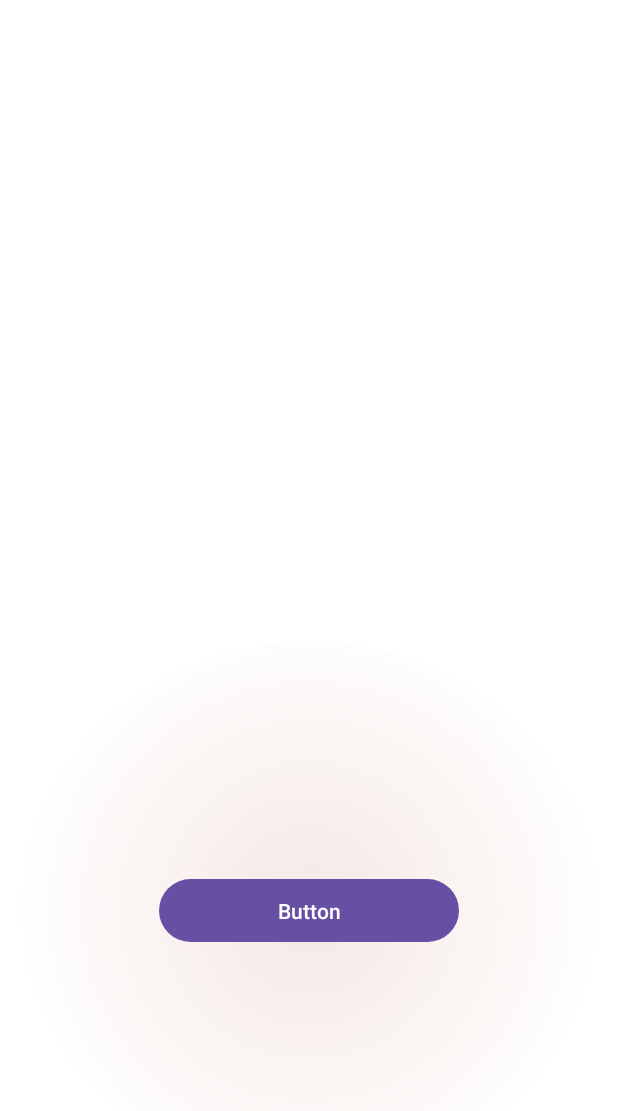
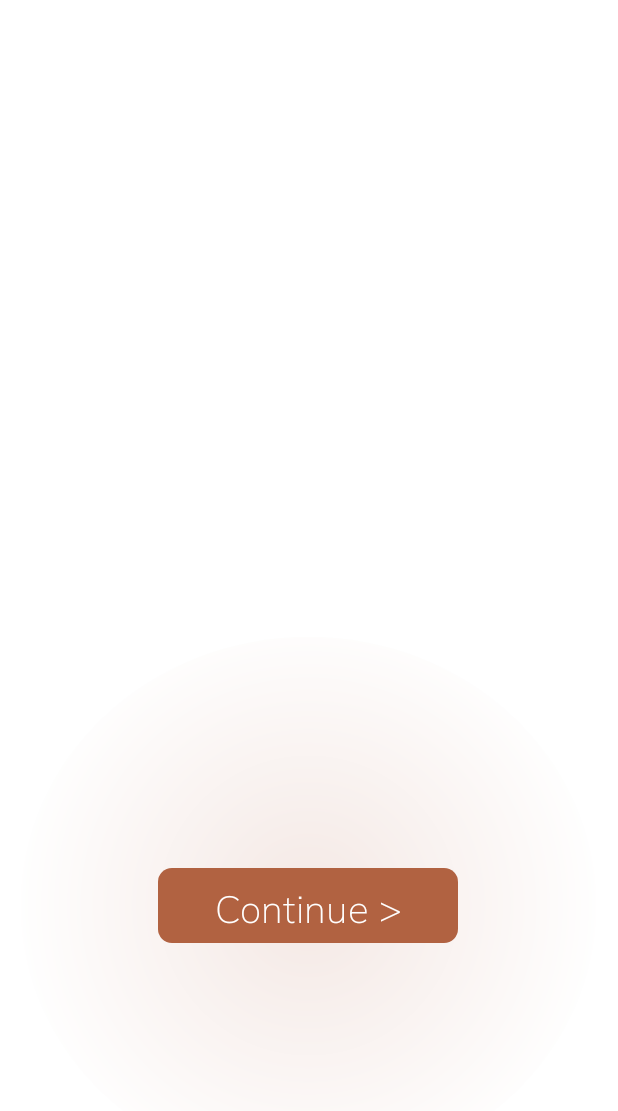
Before and after one commit to VadimKravchenkoDev/Registration-page, an Android app: the screen it shows after launch (MainActivity), on a phone screen of 412 x 824 dp. Shown: the top 1111 px of the screen. Run offline under Robolectric (Android 15) with nearby library versions, the phone set to English and light mode, and no system bars.

Commit message:
add new font

```diff
--- /dev/null
+++ b/app/src/main/res/drawable/rounded_button.xml
@@ -0,0 +1,5 @@
+<shape xmlns:android="http://schemas.android.com/apk/res/android">
+    <solid android:color="@color/orange"/>
+    <corners
+        android:radius="9dp"/>
+</shape>
--- a/app/src/main/res/layout/activity_main.xml
+++ b/app/src/main/res/layout/activity_main.xml
@@ -23,11 +23,15 @@
         android:id="@+id/button"
         android:layout_width="200dp"
         android:layout_height="50dp"
-        android:text="Button"
+        android:background="@drawable/rounded_button"
+        android:fontFamily="@font/mulish2"
+        android:text="@string/button"
+        android:textSize="25sp"
         app:layout_constraintBottom_toBottomOf="parent"
         app:layout_constraintEnd_toEndOf="parent"
+        app:layout_constraintHorizontal_bias="0.497"
         app:layout_constraintStart_toStartOf="parent"
         app:layout_constraintTop_toTopOf="parent"
-        app:layout_constraintVertical_bias="0.752" />
+        app:layout_constraintVertical_bias="0.748" />
 
 </androidx.constraintlayout.widget.ConstraintLayout>
--- a/app/src/main/res/values/colors.xml
+++ b/app/src/main/res/values/colors.xml
@@ -2,4 +2,5 @@
 <resources>
     <color name="black">#FF000000</color>
     <color name="white">#FFFFFFFF</color>
+    <color name="orange">#b16241</color>
 </resources>
--- a/app/src/main/res/values/strings.xml
+++ b/app/src/main/res/values/strings.xml
@@ -1,3 +1,4 @@
 <resources>
     <string name="app_name">Registration page</string>
+    <string name="button">Continue ></string>
 </resources>
--- a/app/src/main/res/values/themes.xml
+++ b/app/src/main/res/values/themes.xml
@@ -2,7 +2,7 @@
     <!-- Base application theme. -->
     <style name="Base.Theme.RegistrationPage" parent="Theme.Material3.DayNight.NoActionBar">
         <!-- Customize your light theme here. -->
-        <!-- <item name="colorPrimary">@color/my_light_primary</item> -->
+        <item name="colorPrimary">@color/orange</item>
     </style>
 
     <style name="Theme.RegistrationPage" parent="Base.Theme.RegistrationPage" />
```
Also changed, not shown: app/src/main/res/font/mulish.ttf (added), app/src/main/res/font/mulish2.ttf (added).
